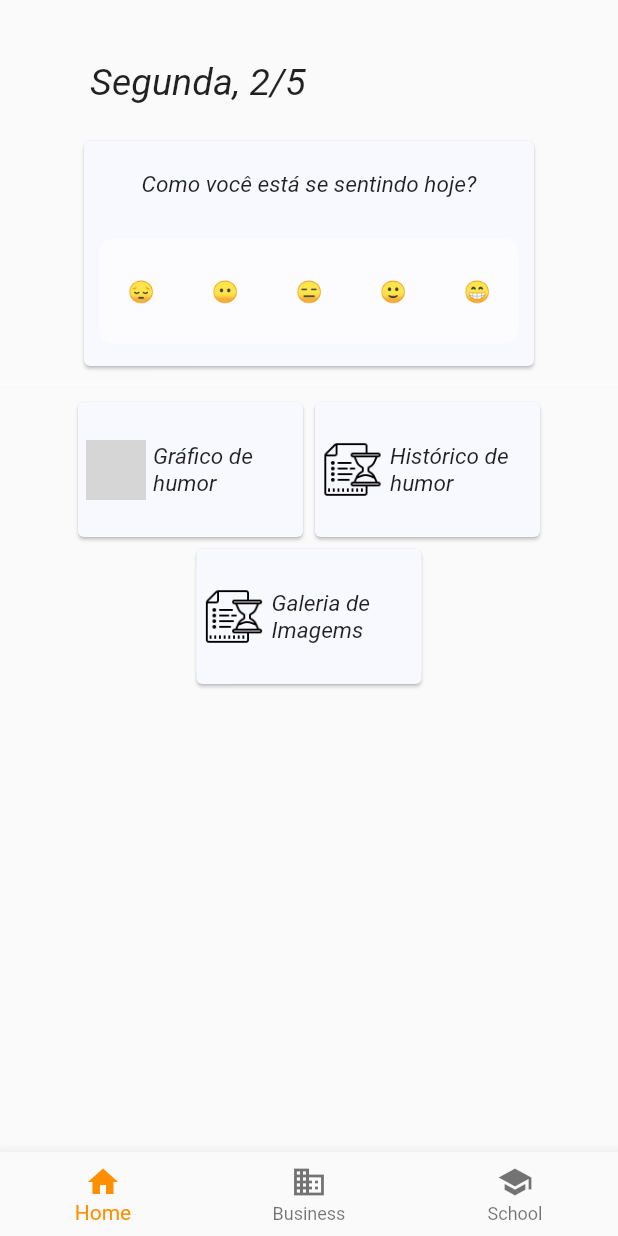
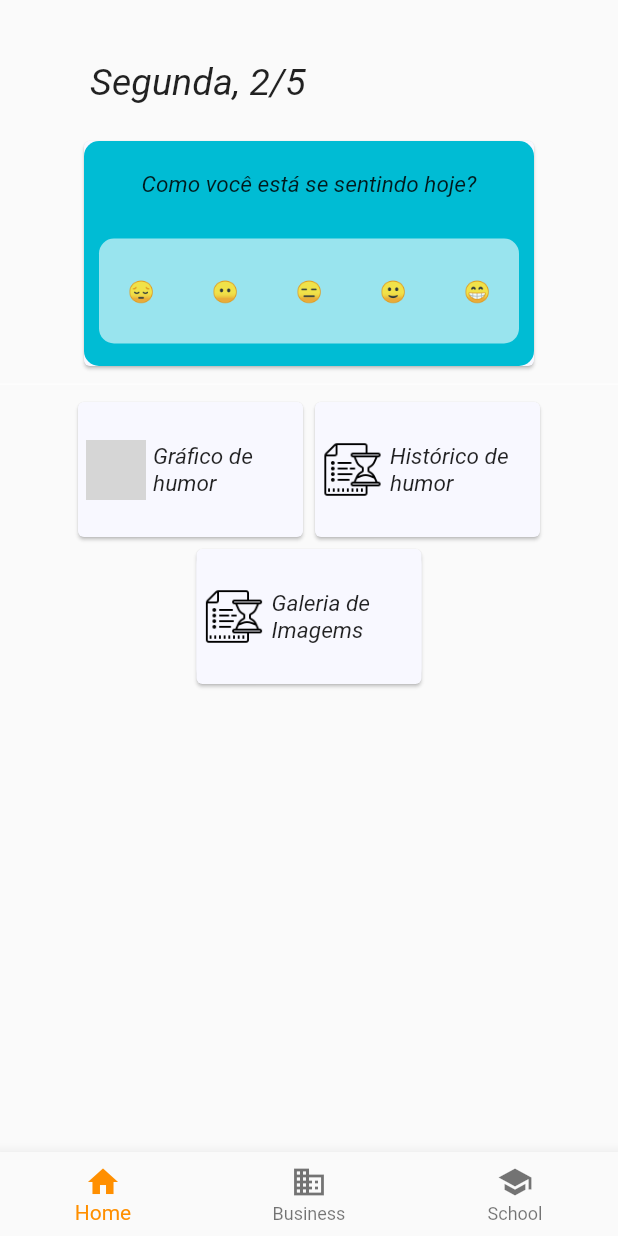
Before and after one commit to themaripool/INF1300-Trabalho, a Flutter app: the screen it shows after launch, on a phone screen of 412 x 824 dp. Run offline on Flutter 3.47's test engine with Material 2 defaults, Android fonts, the phone set to English and light mode, and no system bars; drawn by our look-alikes of auto_size_text; our stand-ins replace splashscreen; missing offline and left inert: fcharts; Roboto replaces fonts that are missing (OpenSans); grey boxes are pictures that could not be loaded.

Commit message:
Fazendo alteração no theme do aplicativo.

```diff
--- a/inf1300_relax/lib/initial_view.dart
+++ b/inf1300_relax/lib/initial_view.dart
@@ -73,12 +73,13 @@ class _MainPageState extends State<MainPage> {
             // Card com o medidor de humor do dia
             Card(
               //shadowColor: Colors.black,
+
               color: Color.fromRGBO(248, 248, 255, 1),
               child:Container(
                   width: 300,
                   height: 150,
                   decoration: new BoxDecoration(
-                    color: Color.fromRGBO(248, 248, 255, 1),
+                    color: Theme.of(context).accentColor,//Color.fromRGBO(248, 248, 255, 1),
                     borderRadius: new BorderRadius.all(Radius.circular(10))
                   ),
                   child: Column(
--- a/inf1300_relax/lib/main.dart
+++ b/inf1300_relax/lib/main.dart
@@ -12,7 +12,7 @@ class MyApp extends StatelessWidget {
     return MaterialApp(
       title: 'Splash Screen',
       theme: ThemeData(
-        primarySwatch: Colors.blue,
+        primarySwatch: Colors.cyan,
       ),
       home: MyHomePage(title: 'Splash Screen Flutter'),
     );
```
